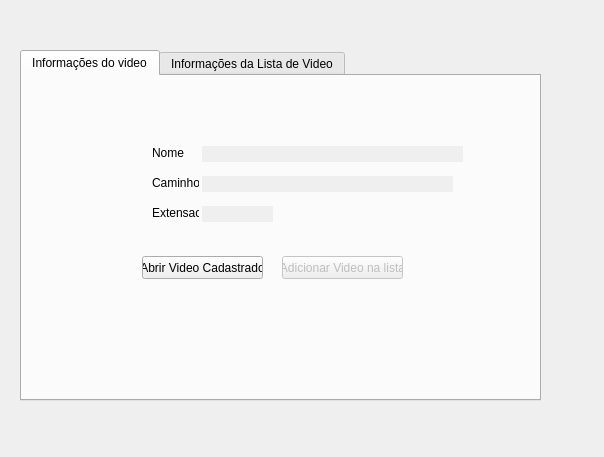
EthoWatcher/ethowatcher, file telacadastrolistafilme.ui: the form before one commit.
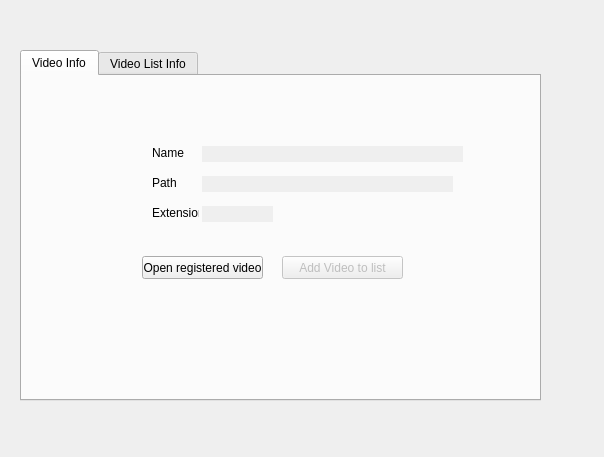
The form after the commit.

```diff
--- a/telacadastrolistafilme.ui
+++ b/telacadastrolistafilme.ui
@@ -40,7 +40,7 @@
      </property>
      <widget class="QWidget" name="tab">
       <attribute name="title">
-       <string>Informações do video</string>
+       <string>Video Info</string>
       </attribute>
       <widget class="QPushButton" name="pbOpenXml">
        <property name="geometry">
@@ -52,7 +52,7 @@
         </rect>
        </property>
        <property name="text">
-        <string>Abrir Video Cadastrado</string>
+        <string>Open registered video</string>
        </property>
       </widget>
       <widget class="QPushButton" name="pbAddVideo">
@@ -68,7 +68,7 @@
         </rect>
        </property>
        <property name="text">
-        <string>Adicionar Video na lista</string>
+        <string>Add Video to list</string>
        </property>
       </widget>
       <widget class="QLabel" name="label">
@@ -81,7 +81,7 @@
         </rect>
        </property>
        <property name="text">
-        <string>Nome</string>
+        <string>Name</string>
        </property>
       </widget>
       <widget class="QLabel" name="lblNome">
@@ -126,7 +126,7 @@
         </rect>
        </property>
        <property name="text">
-        <string>Caminho</string>
+        <string>Path</string>
        </property>
       </widget>
       <widget class="QLabel" name="lblExtensao">
@@ -155,13 +155,13 @@
         </rect>
        </property>
        <property name="text">
-        <string>Extensao</string>
+        <string>Extension</string>
        </property>
       </widget>
      </widget>
      <widget class="QWidget" name="tab_2">
       <attribute name="title">
-       <string>Informações da Lista de Video</string>
+       <string>Video List Info</string>
       </attribute>
       <widget class="QListWidget" name="listWidget">
        <property name="geometry">
```
Left out of the diff: 4 changed lines with no effect on the pictures.
